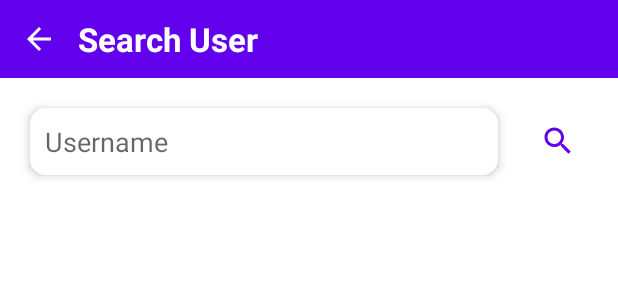
After one commit to PolNun/lpet_chatting, an Android app: the layout activity_search_user.xml on its own in the app's theme, with its tools: preview values and no code run, on a phone screen of 412 x 824 dp. The commit adds this screen. Shown: the top 300 px of the screen. Run offline under Robolectric (Android 15) with nearby library versions, the phone set to English and light mode, and no system bars.

Commit message:
video11 terminado- no funciona la busqueda

```diff
--- a/app/build.gradle.kts
+++ b/app/build.gradle.kts
@@ -44,6 +44,10 @@ dependencies {
     testImplementation("junit:junit:4.13.2")
     androidTestImplementation("androidx.test.ext:junit:1.1.5")
     androidTestImplementation("androidx.test.espresso:espresso-core:3.5.1")
+    implementation ("com.firebaseui:firebase-ui-storage:8.0.2")
+    implementation ("com.google.firebase:firebase-firestore:23.0.0")  // o la versión más reciente
+    implementation ("com.firebaseui:firebase-ui-firestore:8.0.0" ) // o la versión más reciente
+
 
     // Country code picker
     implementation("com.hbb20:ccp:2.5.0")
--- a/app/src/main/AndroidManifest.xml
+++ b/app/src/main/AndroidManifest.xml
@@ -12,6 +12,9 @@
         android:supportsRtl="true"
         android:theme="@style/Theme.LPET_Chatting"
         tools:targetApi="31">
+        <activity
+            android:name=".SearchUserActivity"
+            android:exported="false" />
         <activity
             android:name=".LoginUsernameActivity"
             android:exported="false" />
--- a/app/src/main/java/com/lpet/lpet_chatting/LoginUsernameActivity.java
+++ b/app/src/main/java/com/lpet/lpet_chatting/LoginUsernameActivity.java
@@ -73,7 +73,7 @@ public class LoginUsernameActivity extends AppCompatActivity {
         if (user != null) {
             user.setUsername(username);
         } else {
-            user = new User(phoneNumber, username, Timestamp.now());
+            user = new User(phoneNumber, username, Timestamp.now(),FirebaseUtil.currentUserId());
         }
 
         FirebaseUtil.currentUserDetails().set(user).addOnCompleteListener(new OnCompleteListener<Void>() {
--- a/app/src/main/java/com/lpet/lpet_chatting/MainActivity.java
+++ b/app/src/main/java/com/lpet/lpet_chatting/MainActivity.java
@@ -10,7 +10,6 @@ import android.widget.ImageButton;
 
 import com.google.android.material.bottomnavigation.BottomNavigationView;
 import com.google.android.material.navigation.NavigationBarView;
-
 public class MainActivity extends AppCompatActivity {
 
     BottomNavigationView bottomNavigationView;
@@ -30,6 +29,8 @@ public class MainActivity extends AppCompatActivity {
         bottomNavigationView = findViewById(R.id.bottom_navigation);
         searchButton = findViewById(R.id.main_search_btn);
 
+        searchButton.setOnClickListener((v) -> {
+            startActivity(new Intent(MainActivity.this, SearchUserActivity.class));
             bottomNavigationView.setOnItemSelectedListener(new NavigationBarView.OnItemSelectedListener() {
                 @Override
                 public boolean onNavigationItemSelected(@NonNull MenuItem item) {
@@ -43,5 +44,6 @@ public class MainActivity extends AppCompatActivity {
                 }
             });
             bottomNavigationView.setSelectedItemId(R.id.menu_chat);
+        }); // Agregada la llave que cierra el setOnClickListener
     }
 }
--- /dev/null
+++ b/app/src/main/java/com/lpet/lpet_chatting/utils/ChatActivity.java
@@ -0,0 +1,4 @@
+package com.lpet.lpet_chatting.utils;
+
+public class ChatActivity {
+}
--- /dev/null
+++ b/app/src/main/res/drawable/icon_back.xml
@@ -0,0 +1,5 @@
+<vector android:autoMirrored="true" android:height="24dp"
+    android:tint="#000000" android:viewportHeight="24"
+    android:viewportWidth="24" android:width="24dp" xmlns:android="http://schemas.android.com/apk/res/android">
+    <path android:fillColor="@android:color/white" android:pathData="M20,11H7.83l5.59,-5.59L12,4l-8,8 8,8 1.41,-1.41L7.83,13H20v-2z"/>
+</vector>
--- /dev/null
+++ b/app/src/main/res/layout/activity_search_user.xml
@@ -0,0 +1,79 @@
+<?xml version="1.0" encoding="utf-8"?>
+<RelativeLayout xmlns:android="http://schemas.android.com/apk/res/android"
+    xmlns:app="http://schemas.android.com/apk/res-auto"
+    xmlns:tools="http://schemas.android.com/tools"
+    android:layout_width="match_parent"
+    android:layout_height="match_parent"
+    tools:context=".SearchUserActivity">
+
+    <RelativeLayout
+        android:layout_width="match_parent"
+        android:layout_height="wrap_content"
+        android:background="@color/primary"
+        android:padding="10dp"
+        android:id="@+id/toolbar">
+
+        <TextView
+            android:layout_width="wrap_content"
+            android:layout_height="wrap_content"
+            android:text="Search User"
+            android:textSize="22sp"
+            android:textStyle="bold"
+            android:textColor="@color/white"
+            android:layout_marginStart="10dp"
+            android:layout_centerVertical="true"
+            android:layout_toRightOf="@id/back_btn"/>
+
+        <ImageButton
+            android:layout_width="32dp"
+            android:layout_height="32dp"
+            android:src="@drawable/icon_back"
+            android:background="?attr/selectableItemBackgroundBorderless"
+            app:tint="@color/white"
+            android:layout_centerVertical="true"
+            android:id="@+id/back_btn"/>
+
+    </RelativeLayout>
+
+    <RelativeLayout
+        android:layout_width="match_parent"
+        android:layout_height="wrap_content"
+        android:layout_below="@id/toolbar"
+        android:layout_margin="10dp"
+        android:id="@+id/search_user_layout">
+
+        <EditText
+            android:layout_width="match_parent"
+            android:layout_height="wrap_content"
+            android:background="@drawable/edit_text_rounded_corner"
+            android:layout_margin="10dp"
+            android:hint="Username"
+            android:padding="10dp"
+            android:elevation="4dp"
+            android:layout_toLeftOf="@id/search_user_btn"
+            android:id="@+id/seach_username_input"
+            />
+        <ImageButton
+            android:layout_width="40dp"
+            android:layout_height="40dp"
+            android:src="@drawable/icon_search"
+            android:layout_alignParentEnd="true"
+            android:layout_centerVertical="true"
+            android:background="?attr/selectableItemBackgroundBorderless"
+            app:tint="@color/primary"
+            android:padding="4dp"
+            android:layout_margin="10dp"
+            android:id="@+id/search_user_btn"/>
+
+    </RelativeLayout>
+
+    <androidx.recyclerview.widget.RecyclerView
+        android:layout_width="match_parent"
+        android:layout_height="wrap_content"
+        android:layout_below="@id/search_user_layout"
+        android:padding="10dp"
+        android:id="@+id/search_user_recycler_view"
+        />
+
+
+</RelativeLayout>
```
Also changed, not shown: app/src/main/java/com/lpet/lpet_chatting/Adapter/SearchUserRecyclerAdapter.java (added, +76 -0 lines), app/src/main/java/com/lpet/lpet_chatting/SearchUserActivity.java (added, +50 -0 lines), app/src/main/java/com/lpet/lpet_chatting/models/User.java (+27 -8 lines), app/src/main/java/com/lpet/lpet_chatting/utils/AndroidUtil.java (+35 -2 lines), app/src/main/java/com/lpet/lpet_chatting/utils/FirebaseUtil.java (+67 -4 lines), app/src/main/res/layout/profile_pic_view.xml (added, +18 -0 lines), app/src/main/res/layout/search_user_recycler_row.xml (added, +36 -0 lines). Lines whose indentation alone changed are shown as unchanged.
